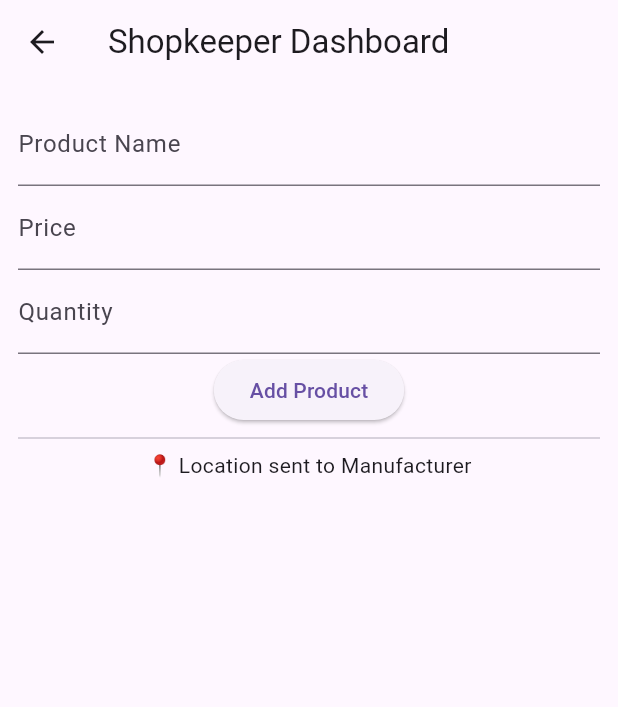
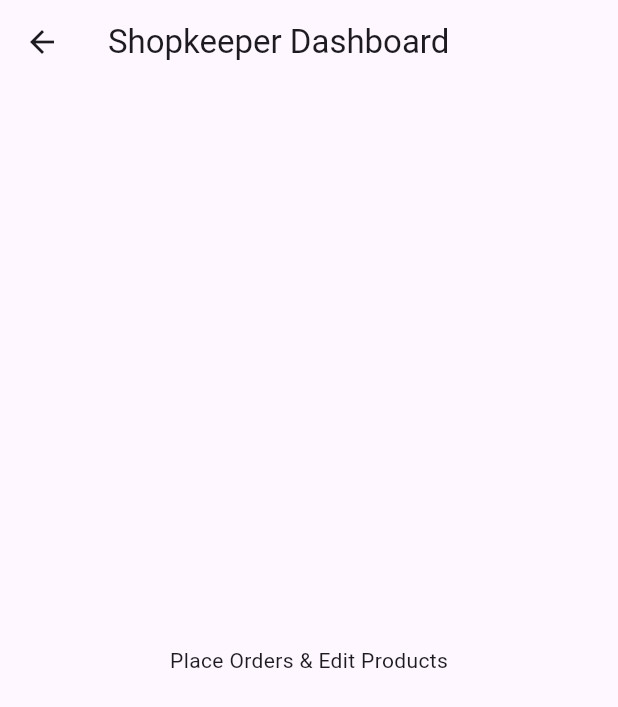
Before and after one commit to aanjeneykodesia-web/Aanjeney-, a Flutter app: the ShopkeeperDashboard screen opened directly, on a phone screen of 412 x 824 dp. Shown: the top 707 px of the screen. Run offline on Flutter 3.47's test engine with Material 3 defaults, Android fonts, the phone set to English and light mode, and no system bars.

Commit message:
Refactor ShopkeeperDashboard to StatelessWidget
Refactor ShopkeeperDashboard to use StatelessWidget and simplify UI.

```diff
--- a/lib/shopkeeper_dashboard.dart
+++ b/lib/shopkeeper_dashboard.dart
@@ -1,47 +1,12 @@
 import 'package:flutter/material.dart';
-import '../models/product_model.dart';
 
-class ShopkeeperDashboard extends StatefulWidget {
-  const ShopkeeperDashboard({super.key});
-
-  @override
-  State<ShopkeeperDashboard> createState() => _ShopkeeperDashboardState();
-}
-
-class _ShopkeeperDashboardState extends State<ShopkeeperDashboard> {
-  List<Product> products = [];
-
-  final nameCtrl = TextEditingController();
-  final priceCtrl = TextEditingController();
-  final qtyCtrl = TextEditingController();
-
+class ShopkeeperDashboard extends StatelessWidget {
   @override
   Widget build(BuildContext context) {
     return Scaffold(
       appBar: AppBar(title: const Text("Shopkeeper Dashboard")),
-      body: Padding(
-        padding: const EdgeInsets.all(12),
-        child: Column(
-          children: [
-            TextField(controller: nameCtrl, decoration: const InputDecoration(labelText: "Product Name")),
-            TextField(controller: priceCtrl, decoration: const InputDecoration(labelText: "Price")),
-            TextField(controller: qtyCtrl, decoration: const InputDecoration(labelText: "Quantity")),
-            ElevatedButton(
-              onPressed: () {
-                setState(() {
-                  products.add(Product(
-                    name: nameCtrl.text,
-                    price: double.parse(priceCtrl.text),
-                    quantity: int.parse(qtyCtrl.text),
-                  ));
-                });
-              },
-              child: const Text("Add Product"),
-            ),
-            const Divider(),
-            const Text("📍 Location sent to Manufacturer"),
-          ],
-        ),
+      body: const Center(
+        child: Text("Place Orders & Edit Products"),
       ),
     );
   }
```
